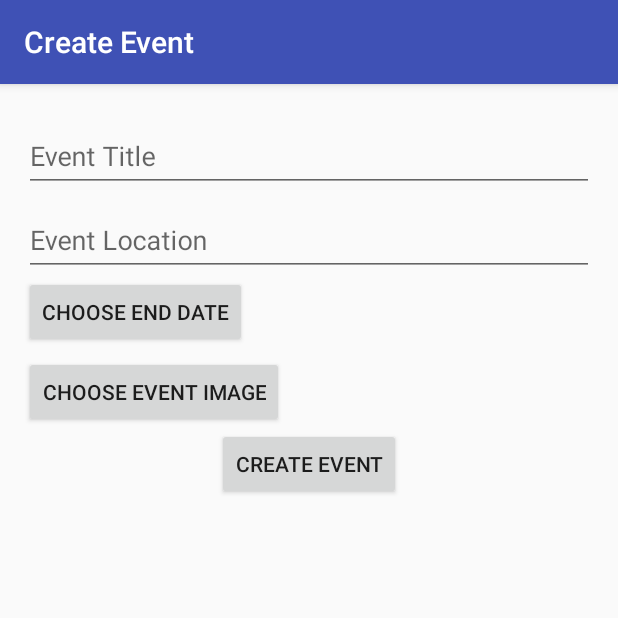
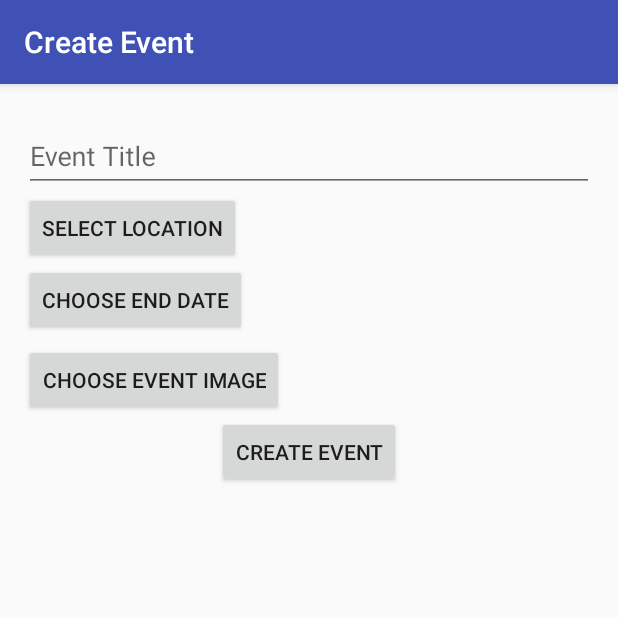
Before and after one commit to dmahrt/CrowdVision, an Android app: the screen it shows after launch once a user with an empty profile is signed in (CreateEventActivity), after a tap on an icon or button, on a phone screen of 412 x 824 dp, the top half of it. Run offline under Robolectric (Android 15) with nearby library versions, the phone set to English and light mode, and no system bars; our stand-ins replace Firebase (no records; nobody signed in at launch, a user with empty details on screens opened directly); 1 statement that could not run was skipped.

Commit message:
Adding location picker and location permission/runtime check

```diff
--- a/CrowdVision/app/build.gradle
+++ b/CrowdVision/app/build.gradle
@@ -48,6 +48,7 @@ dependencies {
     compile 'com.google.firebase:firebase-auth:9.4.0'
     compile 'com.google.firebase:firebase-messaging:9.4.0'
     compile 'com.google.firebase:firebase-storage:9.4.0'
+    compile 'com.google.android.gms:play-services-contextmanager:9.4.0'
 }
 
 apply plugin: 'com.google.gms.google-services'
--- a/CrowdVision/app/src/main/java/net/dividedattention/crowdvision/activities/LoginActivity.java
+++ b/CrowdVision/app/src/main/java/net/dividedattention/crowdvision/activities/LoginActivity.java
@@ -1,9 +1,17 @@
 package net.dividedattention.crowdvision.activities;
 
+import android.Manifest;
 import android.content.Intent;
+import android.content.pm.PackageManager;
+import android.support.annotation.NonNull;
+import android.support.design.widget.Snackbar;
+import android.support.v4.app.ActivityCompat;
+import android.support.v4.content.ContextCompat;
 import android.support.v7.app.AppCompatActivity;
 import android.os.Bundle;
 import android.util.Log;
+import android.view.View;
+import android.widget.Button;
 
 import com.firebase.ui.auth.AuthUI;
 import com.google.firebase.FirebaseApp;
@@ -11,27 +19,82 @@ import com.google.firebase.auth.FirebaseAuth;
 
 import net.dividedattention.crowdvision.R;
 
-public class LoginActivity extends AppCompatActivity {
+public class LoginActivity extends AppCompatActivity implements View.OnClickListener{
+    private static final String TAG = "LoginActivity";
     private static final int RC_SIGN_IN = 20;
+    public static final int PERMISSION_LOCATION = 10;
 
     @Override
     protected void onCreate(Bundle savedInstanceState) {
         super.onCreate(savedInstanceState);
         setContentView(R.layout.activity_login);
 
+        Button loginButton = (Button)findViewById(R.id.login_button);
+        loginButton.setOnClickListener(this);
+
         FirebaseAuth auth = FirebaseAuth.getInstance();
         if (auth.getCurrentUser() != null) {
             // already signed in
             Log.d(LoginActivity.class.getName(),"User already signed in");
+            checkLocationPermission();
+        }
+    }
+
+
+
+    @Override
+    public void onClick(View v) {
+        switch (v.getId()){
+            case R.id.login_button:
+                Log.d(TAG, "onClick: Login");
+                FirebaseAuth auth = FirebaseAuth.getInstance();
+                if (auth.getCurrentUser() != null) {
+                    // already signed in
+                    Log.d(LoginActivity.class.getName(),"User already signed in");
+                    checkLocationPermission();
+                }else {
+                    startActivityForResult(
+                            AuthUI.getInstance(FirebaseApp.getInstance())
+                                    .createSignInIntentBuilder()
+                                    .setProviders(AuthUI.FACEBOOK_PROVIDER)
+                                    .setProviders(AuthUI.EMAIL_PROVIDER)
+                                    .build(),
+                            RC_SIGN_IN);
+                }
+        }
+    }
+
+    private void checkLocationPermission() {
+        if (ContextCompat.checkSelfPermission(
+                LoginActivity.this,
+                Manifest.permission.ACCESS_FINE_LOCATION) !=
+                PackageManager.PERMISSION_GRANTED) {
+            ActivityCompat.requestPermissions(
+                    LoginActivity.this,
+                    new String[]{Manifest.permission.ACCESS_FINE_LOCATION},
+                    PERMISSION_LOCATION
+            );
+        } else {
+            Log.d(TAG, "onCreate: Permission granted");
             startActivity(new Intent(this, EventListActivity.class));
             finish();
-        } else {
-            startActivityForResult(
-                    AuthUI.getInstance(FirebaseApp.getInstance())
-                            .createSignInIntentBuilder()
-                            .setProviders(AuthUI.FACEBOOK_PROVIDER)
-                            .build(),
-                    RC_SIGN_IN);
+        }
+    }
+
+    @Override
+    public void onRequestPermissionsResult(int requestCode, @NonNull String[] permissions, @NonNull int[] grantResults) {
+        switch (requestCode) {
+            case PERMISSION_LOCATION:
+                if (grantResults.length > 0 && grantResults[0] == PackageManager.PERMISSION_GRANTED) {
+                    startActivity(new Intent(this, EventListActivity.class));
+                    finish();
+                }else{
+                    Log.e(TAG, "onRequestPermissionsResult: Permission not granted");
+                    Snackbar.make(findViewById(R.id.coord_layout),
+                            R.string.location_deny_message,
+                            Snackbar.LENGTH_INDEFINITE).show();
+                }
+                return;
         }
     }
 
@@ -41,15 +104,12 @@ public class LoginActivity extends AppCompatActivity {
         if (requestCode == RC_SIGN_IN) {
             if (resultCode == RESULT_OK) {
                 // user is signed in!
+                checkLocationPermission();
                 Log.d(LoginActivity.class.getName(),"User is now signed in");
-                startActivity(new Intent(this, EventListActivity.class));
-                finish();
             } else {
                 // user is not signed in. Maybe just wait for the user to press
                 // "sign in" again, or show a message
             }
         }
     }
-
-
 }
--- a/CrowdVision/app/src/main/java/net/dividedattention/crowdvision/adapters/EventImagesRecyclerViewAdapterOld.java
+++ b/CrowdVision/app/src/main/java/net/dividedattention/crowdvision/adapters/EventImagesRecyclerViewAdapterOld.java
@@ -40,7 +40,7 @@ public class EventImagesRecyclerViewAdapterOld extends FirebaseRecyclerAdapter<S
         eventViewHolder.imageView.setOnClickListener(new View.OnClickListener() {
             @Override
             public void onClick(View v) {
-                //mListener.onPhotoClicked(eventViewHolder,i);
+                mListener.onPhotoClicked(eventViewHolder,i);
             }
         });
     }
--- a/CrowdVision/app/src/main/java/net/dividedattention/crowdvision/adapters/PhotoClickListener.java
+++ b/CrowdVision/app/src/main/java/net/dividedattention/crowdvision/adapters/PhotoClickListener.java
@@ -1,4 +1,6 @@
 package net.dividedattention.crowdvision.adapters;
+
+import android.support.v7.widget.RecyclerView;
 
 import net.dividedattention.crowdvision.adapters.EventImagesRecyclerViewAdapter;
 
@@ -6,5 +8,5 @@ import net.dividedattention.crowdvision.adapters.EventImagesRecyclerViewAdapter;
  * Created by drewmahrt on 7/29/16.
  */
 public interface PhotoClickListener{
-    void onPhotoClicked(EventImagesRecyclerViewAdapter.EventViewHolder viewHolder, int position);
+    void onPhotoClicked(RecyclerView.ViewHolder viewHolder, int position);
 }
--- a/CrowdVision/app/src/main/res/layout/activity_create_event.xml
+++ b/CrowdVision/app/src/main/res/layout/activity_create_event.xml
@@ -34,26 +34,31 @@
 
         </android.support.design.widget.TextInputLayout>
 
-        <android.support.design.widget.TextInputLayout
-            android:id="@+id/input_layout_location"
+        <LinearLayout
+            android:id="@+id/layout_location"
+            android:orientation="horizontal"
             android:layout_width="match_parent"
             android:layout_height="wrap_content"
             android:layout_below="@id/input_layout_title">
 
-            <android.support.design.widget.TextInputEditText
-                android:id="@+id/input_location"
-                android:layout_width="match_parent"
+            <Button
+                android:id="@+id/location_button"
+                android:layout_width="wrap_content"
                 android:layout_height="wrap_content"
-                android:hint="Event Location" />
+                android:text="@string/location_button" />
+            <TextView
+                android:id="@+id/location_text"
+                android:layout_width="wrap_content"
+                android:layout_height="wrap_content" />
 
-        </android.support.design.widget.TextInputLayout>
+        </LinearLayout>
 
         <Button
             android:id="@+id/end_date_button"
             android:layout_width="wrap_content"
             android:layout_height="wrap_content"
             android:text="Choose End Date"
-            android:layout_below="@id/input_layout_location"
+            android:layout_below="@id/layout_location"
             android:layout_marginBottom="5dp"/>
 
         <Button
--- a/CrowdVision/app/src/main/res/values/strings.xml
+++ b/CrowdVision/app/src/main/res/values/strings.xml
@@ -5,4 +5,7 @@
     <string name="create_event_activity_title">Create Event</string>
     <string name="event_list_activity_title">Event List</string>
     <string name="title_activity_event_photos">EventPhotosActivity</string>
+    <string name="location_deny_message">You won\'t be able to post photos without your location. Please change this in your app settings if you change your mind.</string>
+    <string name="login">Login</string>
+    <string name="location_button">Select Location</string>
 </resources>
```
Also changed, not shown: CrowdVision/app/src/main/AndroidManifest.xml (+12 -4 lines), CrowdVision/app/src/main/java/net/dividedattention/crowdvision/AddressServiceConstants.java (added, +22 -0 lines), CrowdVision/app/src/main/java/net/dividedattention/crowdvision/CrowdVisionApp.java (deleted, +0 -15 lines), CrowdVision/app/src/main/java/net/dividedattention/crowdvision/activities/CreateEventActivity.java (+84 -126 lines), CrowdVision/app/src/main/java/net/dividedattention/crowdvision/adapters/EventImagesRecyclerViewAdapter.java (+6 -6 lines), CrowdVision/app/src/main/java/net/dividedattention/crowdvision/fragments/PhotoDisplayFragment.java (+5 -19 lines), CrowdVision/app/src/main/java/net/dividedattention/crowdvision/models/CrowdEvent.java (+19 -1 lines), CrowdVision/app/src/main/java/net/dividedattention/crowdvision/services/FetchAddressIntentService.java (added, +93 -0 lines), CrowdVision/app/src/main/res/layout/activity_login.xml (+14 -3 lines).
